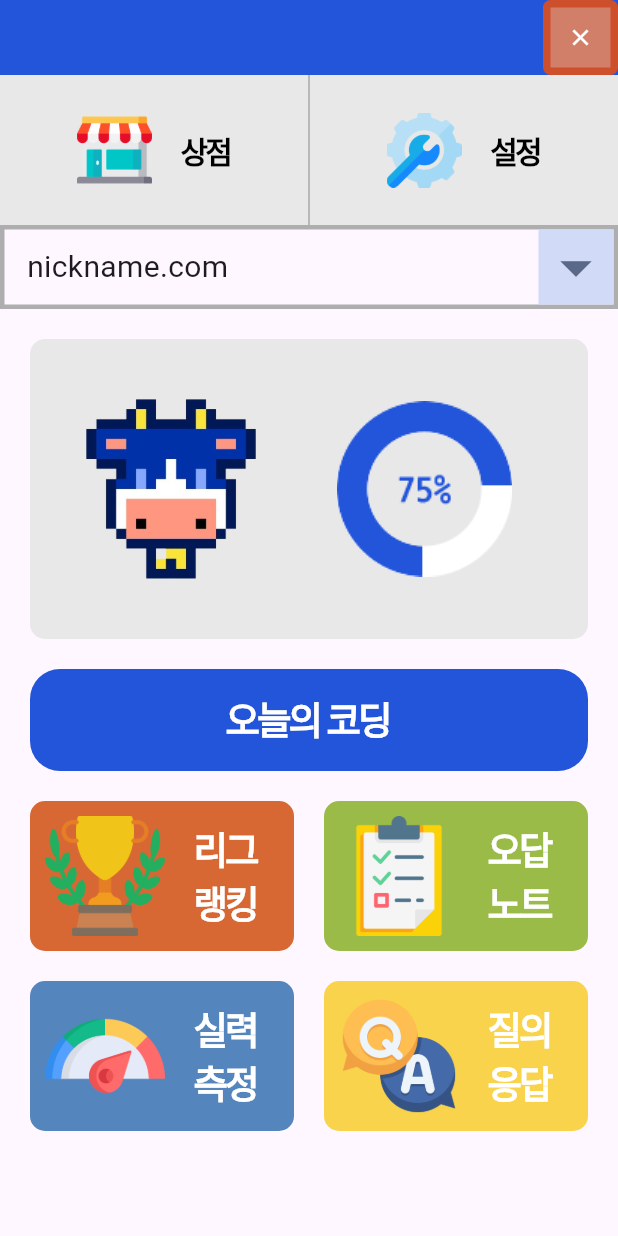
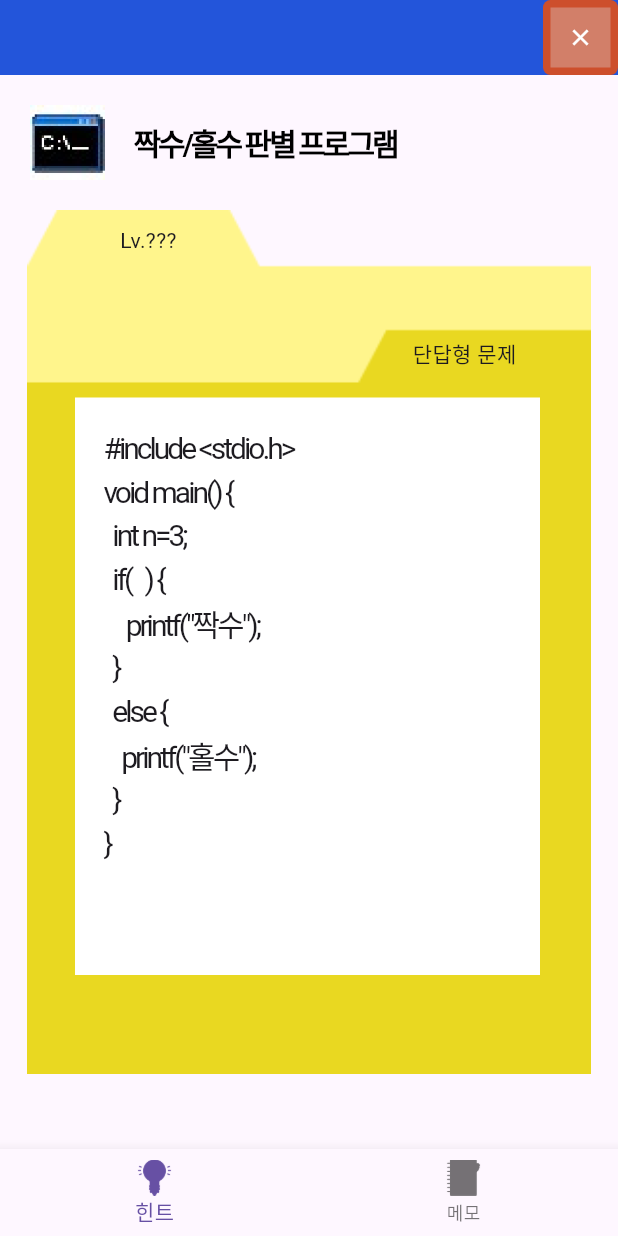
Before and after one commit to CarniRabbit/coding_cow_app, a Flutter app: the screen it shows after launch, after a tap on "오늘의 코딩", on a phone screen of 412 x 824 dp. Run offline on Flutter 3.47's test engine with Material 3 defaults, Android fonts, the phone set to English and light mode, and no system bars; Roboto replaces fonts that are missing (NanumCoding).

Commit message:
fix setting checkbox and add problem page(not modularized)

```diff
--- a/lib/main.dart
+++ b/lib/main.dart
@@ -13,7 +13,7 @@
 * */
 
 import 'package:flutter/material.dart';
-import 'package:coding_cow_app/widgets/main_topbar.dart';
+import 'package:coding_cow_app/widgets/topbar.dart';
 import 'package:coding_cow_app/widgets/main_navigator.dart';
 import 'package:coding_cow_app/widgets/main_address_input.dart';
 import 'package:coding_cow_app/widgets/main_process_of_study.dart';
@@ -21,10 +21,10 @@ import 'package:coding_cow_app/widgets/main_today_coding_button.dart';
 import 'package:coding_cow_app/widgets/main_bottom_menu.dart';
 
 void main() {
-  runApp(MyApp());
+  runApp(Main_Page());
 }
 
-class MyApp extends StatelessWidget {
+class Main_Page extends StatelessWidget {
   @override
   Widget build(BuildContext context) {
     return MaterialApp( // root widget
@@ -35,7 +35,7 @@ class MyApp extends StatelessWidget {
         body: SafeArea( // 앱이 상태창 아래부터 표시되도록 함
           child: Column(
             children: [
-              Main_TopBar(),
+              TopBar(),
               Main_Navigator(),
               Main_Adress_Input(),
               Container( // middle part (today status ~ 4 bottom menu)
--- /dev/null
+++ b/lib/problem.dart
@@ -0,0 +1,131 @@
+/*
+* 2024-04-14
+* 딩카 문제화면1
+* 각 위젯마다 시작, 끝 주석으로 표기하기
+* 속성에 대한 간략한 설명 주석으로 넣기
+* 한글 작성시 항상 자간 -2 (letterSpacing: -2)
+* 다음 속성이 없더라도 무조건 반점 찍기
+* icon 종류는 https://www.fluttericon.com/ 에서 마우스 올려보기
+* */
+
+
+import 'package:flutter/material.dart';
+import 'package:coding_cow_app/widgets/topbar.dart';
+
+void main() {
+  runApp(Problem_Page());
+}
+
+class Problem_Page extends StatelessWidget {
+
+
+  @override
+  Widget build(BuildContext context) {
+    return MaterialApp( // root widget
+      theme: ThemeData( // font setting (나눔고딕코딩)
+        fontFamily: 'NanumCoding',
+      ),
+      home: Scaffold(
+        body: SafeArea( // 앱이 상태창 아래부터 표시되도록 함
+          bottom: false,
+          child: Column(
+            children: [
+              TopBar(),
+              Row( // problem title
+                children: [
+                  Container(
+                    child: Image(
+                      image: AssetImage('icon/cmd.png'),
+                      width: 50,
+                      height: 50,
+                    ),
+                    padding: EdgeInsets.all(20),
+                  ),
+                  Container (
+                    child: Text(
+                      '짝수/홀수 판별 프로그램',
+                      style: TextStyle(
+                        letterSpacing: -2,
+                        color: Colors.black,
+                        fontSize: 20,
+                        fontWeight: FontWeight.bold,
+                      ),
+                    ),
+                  ),
+                ],
+              ), // end of problem title
+              Expanded( // problem body
+                child: Stack(
+                  children: [
+                    Container(
+                      decoration: BoxDecoration(
+                        image: DecorationImage(
+                          image: AssetImage('icon/problem_bg.png'),
+                          fit: BoxFit.contain,
+                        ),
+                      ),
+                    ),
+                    Positioned( // level
+                      top: 10,
+                      left: 80,
+                      child: Text("Lv.???"),
+                    ), // end of level
+                    Positioned( // problem type
+                      top: 85,
+                      left: 275,
+                      child: Text("단답형 문제"),
+                    ), // end of problem type
+                    Positioned( // code part
+                      top: 125,
+                      left: 50,
+                      width: 310,
+                      height: 385,
+                      child: Container(
+                        padding: EdgeInsets.all(20),
+                        child: Text(
+                          '#include <stdio.h>\nvoid main() {\n  int n=3;\n  if(   ) {\n     printf("짝수");\n  }\n  else {\n    printf("홀수");\n  }\n}',
+                          style: TextStyle(
+                            letterSpacing: -2,
+                            fontSize: 20,
+                          ),
+                        ),
+                        decoration: BoxDecoration(
+                          color: Colors.white,
+                        ),
+                      ),
+                    ), // end of code part
+                  ],
+                ),
+              ), // end of problem body
+              Column( // bottom menu
+                children: [
+                  Container( // top margin
+                    child: SizedBox(
+                      height: 50,
+                    ),
+                  ),
+                  BottomNavigationBar(
+                    type: BottomNavigationBarType.fixed,
+                    items: [
+                      BottomNavigationBarItem(
+                        label: '힌트',
+                        icon: ImageIcon(
+                          AssetImage('icon/light-bulb.png'),
+                        ),
+                      ),
+                      BottomNavigationBarItem(
+                          label: '메모',
+                          icon: ImageIcon(
+                              AssetImage('icon/note.png')
+                          ))
+                    ],
+                  ),
+                ],
+              )
+            ],
+          ),
+        ), // end of middle
+      ),
+    );
+  }
+}
--- a/lib/widgets/main_today_coding_button.dart
+++ b/lib/widgets/main_today_coding_button.dart
@@ -1,4 +1,5 @@
 import 'package:flutter/material.dart';
+import 'package:coding_cow_app/problem.dart';
 
 class Main_Today_Coding_Button extends StatelessWidget {
   @override
@@ -9,7 +10,10 @@ class Main_Today_Coding_Button extends StatelessWidget {
         width: double.infinity,
         child: TextButton(
           onPressed: () {
-
+            Navigator.push(
+              context,
+              MaterialPageRoute(builder: (context) => Problem_Page()),
+            );
           },
           style: TextButton.styleFrom(
             backgroundColor: Color(0xff2355DA),
--- a/lib/widgets/main_topbar.dart
+++ b/lib/widgets/topbar.dart
@@ -1,6 +1,6 @@
 import 'package:flutter/material.dart';
 
-class Main_TopBar extends StatelessWidget {
+class TopBar extends StatelessWidget {
   @override
   Widget build(BuildContext context) {
     return Container ( // top bar
--- a/pubspec.yaml
+++ b/pubspec.yaml
@@ -72,6 +72,10 @@ flutter:
     - icon/python-file.png
     - icon/K&R.png
     - icon/BSD.png
+    - icon/cmd.png
+    - icon/problem_bg.png
+    - icon/note.png
+    - icon/light-bulb.png
 
   # An image asset can refer to one or more resolution-specific "variants", see
   # https://flutter.dev/assets-and-images/#resolution-aware
```
Also changed, not shown: lib/widgets/main_navigator.dart (+1 -68 lines), lib/widgets/main_setting_BSD.dart (deleted, +0 -46 lines), lib/widgets/main_setting_C.dart (deleted, +0 -46 lines), lib/widgets/main_setting_K&R.dart (deleted, +0 -46 lines), lib/widgets/main_setting_Python.dart (deleted, +0 -46 lines), lib/widgets/main_setting_bracket.dart (added, +84 -0 lines), lib/widgets/main_setting_language.dart (added, +84 -0 lines), lib/widgets/main_setting_popup.dart (added, +51 -0 lines), icon/cmd.png (renamed from icon/d41805b471e9667c2ba83170165dcae0.png), icon/light-bulb.png (renamed from icon/free-icon-light-bulb-2987996.png), icon/note.png (renamed from icon/free-icon-note-1302002.png), 1 other file.
